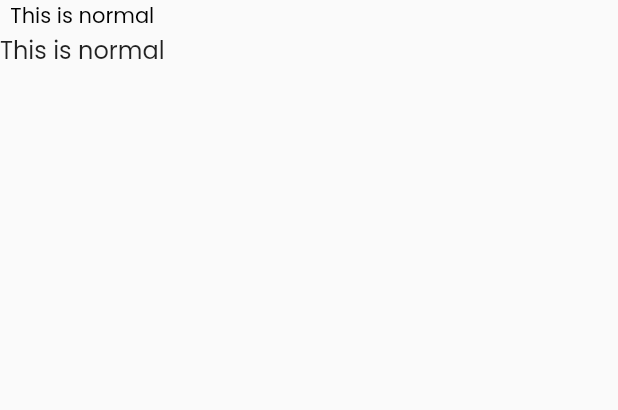
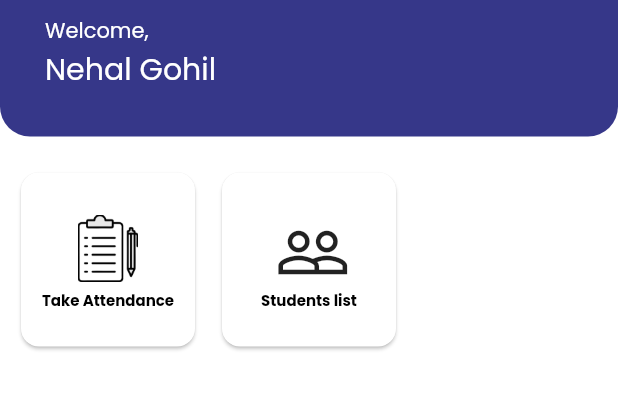
Before and after one commit to HarshMakwana27/blue_saffron_school_app, a Flutter app: the screen it shows after launch, on a phone screen of 412 x 824 dp, the part 84-494 px from its top. Run offline on Flutter 3.47's test engine with Material 2 defaults, Android fonts, the phone set to English and light mode, and no system bars; our stand-ins replace google_fonts, transparent_image.

Commit message:
Added about and homepage icons

```diff
--- a/lib/home_screen.dart
+++ /dev/null
@@ -1,46 +0,0 @@
-import 'package:flutter/material.dart';
-
-import 'package:school/drawer.dart';
-
-class HomeScreen extends StatelessWidget {
-  const HomeScreen({super.key});
-
-  @override
-  Widget build(BuildContext context) {
-    return Scaffold(
-      appBar: AppBar(
-        backgroundColor: Theme.of(context).colorScheme.primary,
-        title: Text('Blue Saffron School',
-            style: Theme.of(context)
-                .textTheme
-                .titleLarge!
-                .copyWith(fontWeight: FontWeight.w600, color: Colors.white)),
-        leading: Builder(
-          builder: (BuildContext context) {
-            return IconButton(
-              icon: const Icon(
-                Icons.menu,
-                color: Colors.white,
-              ),
-              onPressed: () {
-                Scaffold.of(context).openDrawer();
-              },
-              tooltip: MaterialLocalizations.of(context).openAppDrawerTooltip,
-            );
-          },
-        ),
-      ),
-      body: Column(
-        children: [
-          const Text(
-            'This is normal',
-            style: TextStyle(color: Color.fromARGB(255, 0, 0, 0)),
-          ),
-          Text('This is normal',
-              style: Theme.of(context).textTheme.titleMedium!),
-        ],
-      ),
-      drawer: const MainDrawer(),
-    );
-  }
-}
--- a/lib/main.dart
+++ b/lib/main.dart
@@ -1,6 +1,5 @@
 import 'package:flutter/material.dart';
-import 'package:school/home_screen.dart';
-import 'package:school/splash_screen.dart';
+import 'package:school/screens/splash_screen.dart';
 import 'package:school/theme/themes.dart';
 
 void main() {
--- /dev/null
+++ b/lib/screens/home_screen.dart
@@ -0,0 +1,130 @@
+import 'package:flutter/material.dart';
+import 'package:school/drawer.dart';
+
+class HomeScreen extends StatelessWidget {
+  const HomeScreen({super.key});
+
+  @override
+  Widget build(BuildContext context) {
+    return Scaffold(
+      backgroundColor: Theme.of(context).colorScheme.background,
+      appBar: AppBar(
+        backgroundColor: Theme.of(context).colorScheme.primary,
+        title: Text('Blue Saffron School',
+            style: Theme.of(context)
+                .textTheme
+                .titleLarge!
+                .copyWith(fontWeight: FontWeight.w600, color: Colors.white)),
+        leading: Builder(
+          builder: (BuildContext context) {
+            return IconButton(
+              icon: const Icon(
+                Icons.menu,
+                color: Colors.white,
+              ),
+              onPressed: () {
+                Scaffold.of(context).openDrawer();
+              },
+              tooltip: MaterialLocalizations.of(context).openAppDrawerTooltip,
+            );
+          },
+        ),
+      ),
+      body: Column(
+        crossAxisAlignment: CrossAxisAlignment.stretch,
+        children: [
+          Container(
+            decoration: BoxDecoration(
+              color: Theme.of(context).colorScheme.primary,
+              borderRadius: const BorderRadius.only(
+                bottomLeft: Radius.circular(20.0),
+                bottomRight: Radius.circular(20.0),
+              ),
+            ),
+            padding: const EdgeInsets.only(
+                top: 10, left: 30.0, right: 30.0, bottom: 30.0),
+            child: const Column(
+              crossAxisAlignment: CrossAxisAlignment.start,
+              children: [
+                Text(
+                  'Welcome,',
+                  style: TextStyle(color: Colors.white),
+                ),
+                Text(
+                  'Nehal Gohil',
+                  style: TextStyle(color: Colors.white, fontSize: 20),
+                ),
+              ],
+            ),
+          ),
+          Expanded(
+            child: GridView(
+              padding: const EdgeInsets.symmetric(vertical: 20, horizontal: 10),
+              gridDelegate: const SliverGridDelegateWithFixedCrossAxisCount(
+                  crossAxisCount: 3,
+                  childAspectRatio: 1,
+                  crossAxisSpacing: 10,
+                  mainAxisSpacing: 10),
+              children: [
+                Card(
+                  shadowColor: Theme.of(context).colorScheme.onBackground,
+                  surfaceTintColor: Theme.of(context).colorScheme.background,
+                  child: Column(
+                    mainAxisAlignment: MainAxisAlignment.center,
+                    children: [
+                      Container(
+                        padding: const EdgeInsets.all(5),
+                        width: 55,
+                        height: 55,
+                        child: Image.asset(
+                          'assets/images/students.png',
+                          width: 50,
+                        ),
+                      ),
+                      const Text(
+                        'Take Attendance',
+                        textAlign: TextAlign.center,
+                        style: TextStyle(
+                            fontSize: 10,
+                            fontWeight: FontWeight.bold,
+                            color: Color.fromARGB(255, 0, 0, 0)),
+                      ),
+                    ],
+                  ),
+                ),
+                Card(
+                  // color: Theme.of(context).colorScheme.background,
+                  // shadowColor: Theme.of(context).colorScheme.background,
+                  surfaceTintColor: Theme.of(context).colorScheme.background,
+                  child: Column(
+                    mainAxisAlignment: MainAxisAlignment.center,
+                    children: [
+                      Container(
+                        padding: EdgeInsets.all(5),
+                        width: 55,
+                        height: 55,
+                        child: Icon(
+                          Icons.people_outline,
+                          size: 50,
+                        ),
+                      ),
+                      Text(
+                        'Students list',
+                        textAlign: TextAlign.center,
+                        style: TextStyle(
+                            fontSize: 10,
+                            fontWeight: FontWeight.bold,
+                            color: Color.fromARGB(255, 0, 0, 0)),
+                      ),
+                    ],
+                  ),
+                ),
+              ],
+            ),
+          ),
+        ],
+      ),
+      drawer: const MainDrawer(),
+    );
+  }
+}
--- a/lib/splash_screen.dart
+++ b/lib/screens/splash_screen.dart
@@ -1,7 +1,7 @@
 import 'dart:async';
 
 import 'package:flutter/material.dart';
-import 'package:school/home_screen.dart';
+import 'package:school/screens/home_screen.dart';
 import 'package:transparent_image/transparent_image.dart';
 
 class SplashScreen extends StatelessWidget {
```
Also changed, not shown: lib/drawer.dart (+36 -6 lines), lib/screens/about.dart (added, +164 -0 lines), assets/images/attendance.png (added), assets/images/students.png (added), assets/images/teacher.png (added), lib/screens/gallary_screen.dart (renamed from lib/gallary_screen.dart).
